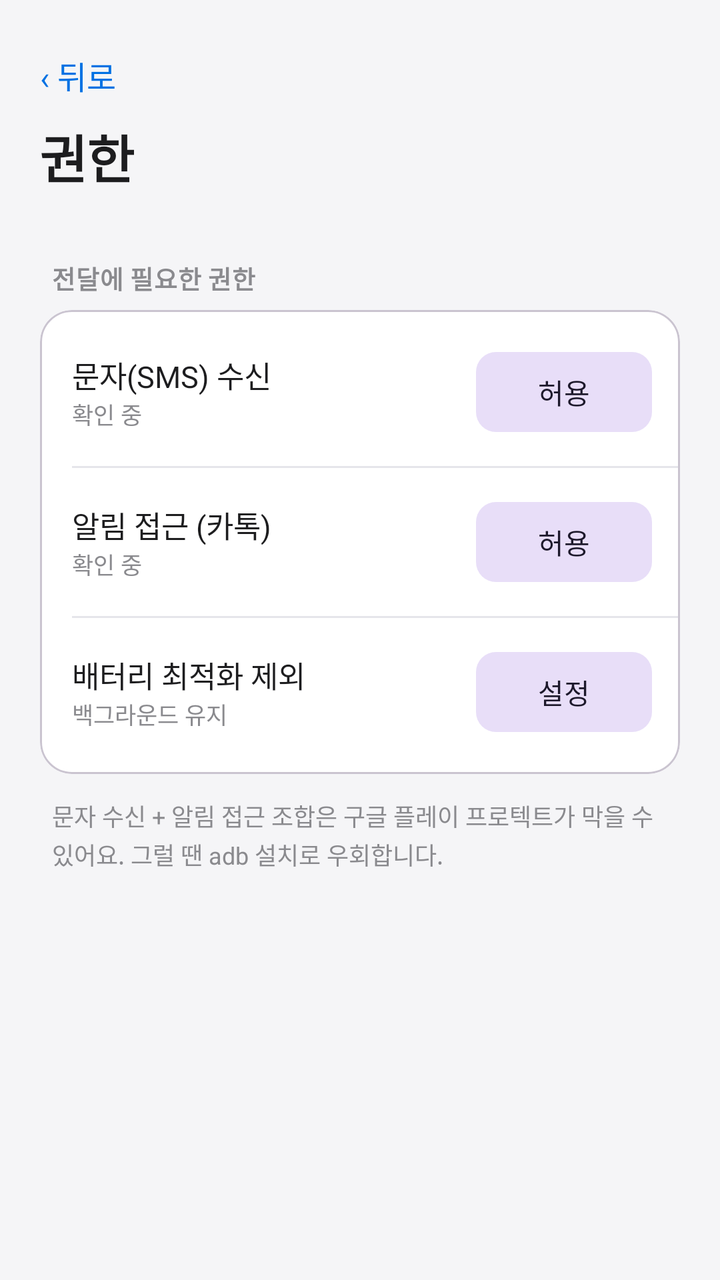
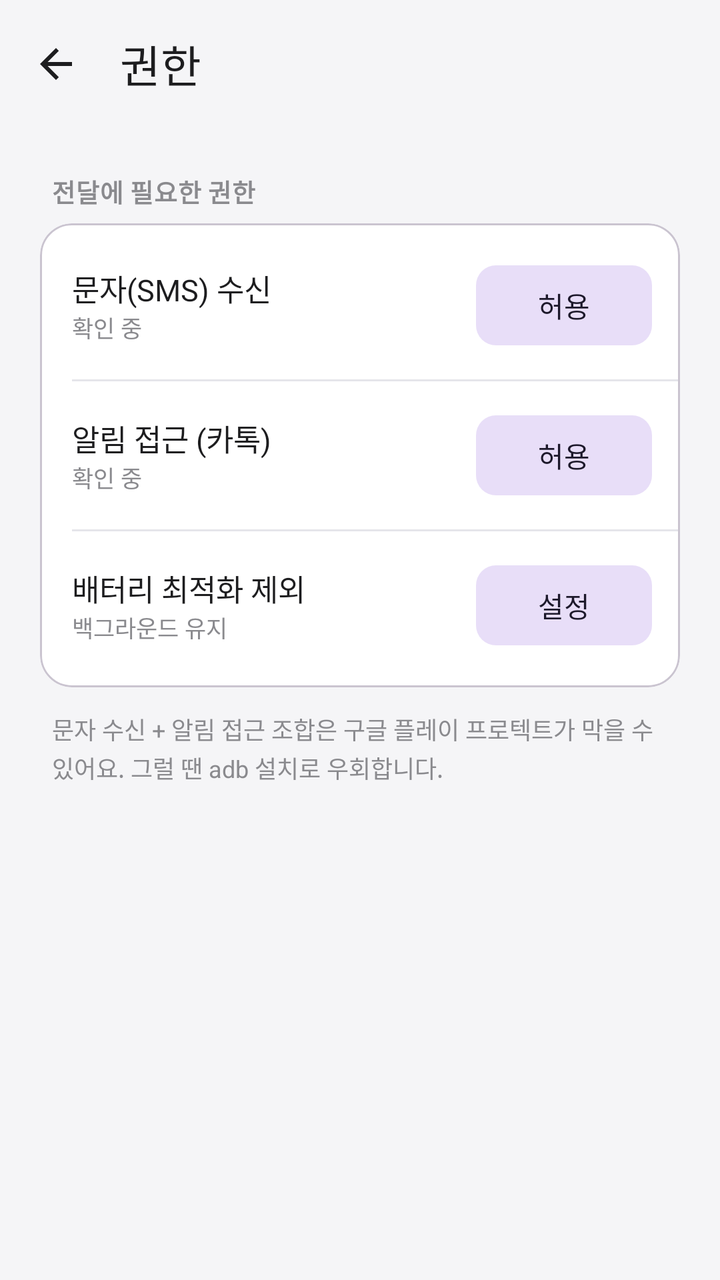

Compare the two renders of this Android layout. The source of the first and the diff that turns it into the second are given below.
<!-- AndroidManifest.xml: application theme Theme.OtpForwarder -->
<!-- res/layout/activity_permissions.xml -->
<?xml version="1.0" encoding="utf-8"?>
<ScrollView xmlns:android="http://schemas.android.com/apk/res/android"
    android:layout_width="match_parent"
    android:layout_height="match_parent"
    android:fillViewport="true"
    android:background="@color/bg">

    <LinearLayout
        android:layout_width="match_parent"
        android:layout_height="wrap_content"
        android:orientation="vertical"
        android:padding="20dp">

        <TextView android:id="@+id/btnBack" style="@style/BackButton" />
        <TextView style="@style/ScreenTitle" android:text="권한" />

        <TextView style="@style/SectionLabel" android:text="전달에 필요한 권한" />
        <com.google.android.material.card.MaterialCardView style="@style/Card">
            <LinearLayout
                android:layout_width="match_parent"
                android:layout_height="wrap_content"
                android:orientation="vertical"
                android:paddingTop="4dp"
                android:paddingBottom="4dp">

                
                <LinearLayout style="@style/NavRowContainer" android:clickable="false">
                    <LinearLayout style="@style/NavTextBox" android:layout_marginStart="0dp">
                        <TextView style="@style/RowTitle" android:text="문자(SMS) 수신" />
                        <TextView android:id="@+id/statusSms" style="@style/RowSub" android:text="확인 중" />
                    </LinearLayout>
                    <com.google.android.material.button.MaterialButton
                        android:id="@+id/btnPermSms"
                        style="@style/Widget.Material3.Button.TonalButton"
                        android:layout_width="wrap_content"
                        android:layout_height="wrap_content"
                        android:text="허용"
                        app:cornerRadius="10dp"
                        xmlns:app="http://schemas.android.com/apk/res-auto" />
                </LinearLayout>

                <View style="@style/NavDivider" android:layout_marginStart="16dp" />

                
                <LinearLayout style="@style/NavRowContainer" android:clickable="false">
                    <LinearLayout style="@style/NavTextBox" android:layout_marginStart="0dp">
                        <TextView style="@style/RowTitle" android:text="알림 접근 (카톡)" />
                        <TextView android:id="@+id/statusNoti" style="@style/RowSub" android:text="확인 중" />
                    </LinearLayout>
                    <com.google.android.material.button.MaterialButton
                        android:id="@+id/btnPermNoti"
                        style="@style/Widget.Material3.Button.TonalButton"
                        android:layout_width="wrap_content"
                        android:layout_height="wrap_content"
                        android:text="허용"
                        app:cornerRadius="10dp"
                        xmlns:app="http://schemas.android.com/apk/res-auto" />
                </LinearLayout>

                <View style="@style/NavDivider" android:layout_marginStart="16dp" />

                
                <LinearLayout style="@style/NavRowContainer" android:clickable="false">
                    <LinearLayout style="@style/NavTextBox" android:layout_marginStart="0dp">
                        <TextView style="@style/RowTitle" android:text="배터리 최적화 제외" />
                        <TextView android:id="@+id/statusBattery" style="@style/RowSub" android:text="백그라운드 유지" />
                    </LinearLayout>
                    <com.google.android.material.button.MaterialButton
                        android:id="@+id/btnPermBattery"
                        style="@style/Widget.Material3.Button.TonalButton"
                        android:layout_width="wrap_content"
                        android:layout_height="wrap_content"
                        android:text="설정"
                        app:cornerRadius="10dp"
                        xmlns:app="http://schemas.android.com/apk/res-auto" />
                </LinearLayout>
            </LinearLayout>
        </com.google.android.material.card.MaterialCardView>

        <TextView
            android:layout_width="match_parent"
            android:layout_height="wrap_content"
            android:text="문자 수신 + 알림 접근 조합은 구글 플레이 프로텍트가 막을 수 있어요. 그럴 땐 adb 설치로 우회합니다."
            android:textColor="@color/sub"
            android:textSize="12sp"
            android:lineSpacingExtra="2dp"
            android:paddingStart="6dp"
            android:paddingTop="12dp" />

    </LinearLayout>
</ScrollView>
<!-- resources referenced by this layout -->
<resources>
  <color name="bg">#F5F5F7</color>
  <color name="sub">#8A8A8E</color>
  <style name="BackButton">
          <item name="android:layout_width">wrap_content</item>
          <item name="android:layout_height">wrap_content</item>
          <item name="android:text">‹  뒤로</item>
          <item name="android:textColor">@color/accent</item>
          <item name="android:textSize">16sp</item>
          <item name="android:paddingTop">6dp</item>
          <item name="android:paddingBottom">10dp</item>
          <item name="android:paddingEnd">12dp</item>
          <item name="android:background">?attr/selectableItemBackgroundBorderless</item>
          <item name="android:clickable">true</item>
          <item name="android:focusable">true</item>
      </style>
  <style name="Card">
          <item name="cardBackgroundColor">@color/card</item>
          <item name="cardCornerRadius">16dp</item>
          <item name="cardElevation">0dp</item>
          <item name="android:layout_width">match_parent</item>
          <item name="android:layout_height">wrap_content</item>
      </style>
  <style name="NavDivider">
          <item name="android:layout_width">match_parent</item>
          <item name="android:layout_height">1dp</item>
          <item name="android:background">@color/hair</item>
          <item name="android:layout_marginStart">63dp</item>
      </style>
  <style name="NavTextBox">
          <item name="android:layout_width">0dp</item>
          <item name="android:layout_height">wrap_content</item>
          <item name="android:layout_weight">1</item>
          <item name="android:layout_marginStart">13dp</item>
          <item name="android:orientation">vertical</item>
      </style>
  <style name="RowSub">
          <item name="android:layout_width">wrap_content</item>
          <item name="android:layout_height">wrap_content</item>
          <item name="android:textColor">@color/sub</item>
          <item name="android:textSize">11.5sp</item>
      </style>
  <style name="RowTitle">
          <item name="android:layout_width">wrap_content</item>
          <item name="android:layout_height">wrap_content</item>
          <item name="android:textColor">@color/text</item>
          <item name="android:textSize">15sp</item>
      </style>
  <style name="ScreenTitle">
          <item name="android:layout_width">wrap_content</item>
          <item name="android:layout_height">wrap_content</item>
          <item name="android:textColor">@color/text</item>
          <item name="android:textSize">26sp</item>
          <item name="android:textStyle">bold</item>
          <item name="android:letterSpacing">-0.02</item>
          <item name="android:paddingBottom">14dp</item>
      </style>
  <style name="SectionLabel">
          <item name="android:layout_width">wrap_content</item>
          <item name="android:layout_height">wrap_content</item>
          <item name="android:textColor">@color/sub</item>
          <item name="android:textSize">12.5sp</item>
          <item name="android:textStyle">bold</item>
          <item name="android:letterSpacing">0.02</item>
          <item name="android:paddingStart">6dp</item>
          <item name="android:paddingBottom">7dp</item>
          <item name="android:paddingTop">18dp</item>
      </style>
  <style name="Theme.OtpForwarder" parent="Theme.Material3.Light.NoActionBar">
          <item name="colorPrimary">@color/accent</item>
          <item name="colorOnPrimary">@color/white</item>
          <item name="android:colorBackground">@color/bg</item>
          <item name="android:windowBackground">@color/bg</item>
          <item name="android:statusBarColor">@color/bg</item>
          <item name="android:navigationBarColor">@color/bg</item>
          <item name="android:windowLightStatusBar" tools:targetApi="m">true</item>
      </style>
  <color name="accent">#0071E3</color>
  <color name="card">#FFFFFF</color>
  <color name="hair">#E5E5EA</color>
  <color name="text">#1D1D1F</color>
  <color name="white">#FFFFFF</color>
  <!-- unchanged entries left out for length: 1 -->
</resources>

<!-- the commit's change to res/layout/activity_permissions.xml (unified diff, before → after) -->
@@ -1,91 +1,94 @@
 <?xml version="1.0" encoding="utf-8"?>
-<ScrollView xmlns:android="http://schemas.android.com/apk/res/android"
+<LinearLayout xmlns:android="http://schemas.android.com/apk/res/android"
+    xmlns:app="http://schemas.android.com/apk/res-auto"
+    android:id="@+id/root"
     android:layout_width="match_parent"
     android:layout_height="match_parent"
-    android:fillViewport="true"
+    android:orientation="vertical"
     android:background="@color/bg">
 
-    <LinearLayout
+    <com.google.android.material.appbar.MaterialToolbar
+        android:id="@+id/toolbar"
+        style="@style/TitleBar"
+        app:title="권한"
+        app:navigationIcon="@drawable/ic_back"
+        app:titleTextAppearance="@style/TextAppearance.Material3.TitleLarge" />
+
+    <ScrollView
         android:layout_width="match_parent"
-        android:layout_height="wrap_content"
-        android:orientation="vertical"
-        android:padding="20dp">
+        android:layout_height="0dp"
+        android:layout_weight="1"
+        android:fillViewport="true">
 
-        <TextView android:id="@+id/btnBack" style="@style/BackButton" />
-        <TextView style="@style/ScreenTitle" android:text="권한" />
+        <LinearLayout
+            android:layout_width="match_parent"
+            android:layout_height="wrap_content"
+            android:orientation="vertical"
+            android:paddingStart="20dp"
+            android:paddingEnd="20dp"
+            android:paddingTop="4dp"
+            android:paddingBottom="24dp">
 
-        <TextView style="@style/SectionLabel" android:text="전달에 필요한 권한" />
-        <com.google.android.material.card.MaterialCardView style="@style/Card">
-            <LinearLayout
+            <TextView style="@style/SectionLabel" android:text="전달에 필요한 권한" />
+            <com.google.android.material.card.MaterialCardView style="@style/Card">
+                <LinearLayout
+                    android:layout_width="match_parent"
+                    android:layout_height="wrap_content"
+                    android:orientation="vertical"
+                    android:paddingTop="4dp"
+                    android:paddingBottom="4dp">
+
+                    <LinearLayout style="@style/NavRowContainer" android:clickable="false">
+                        <LinearLayout style="@style/NavTextBox" android:layout_marginStart="0dp">
+                            <TextView style="@style/RowTitle" android:text="문자(SMS) 수신" />
+                            <TextView android:id="@+id/statusSms" style="@style/RowSub" android:text="확인 중" />
+                        </LinearLayout>
+                        <com.google.android.material.button.MaterialButton
+                            android:id="@+id/btnPermSms"
+                            style="@style/Widget.Material3.Button.TonalButton"
+                            android:layout_width="wrap_content" android:layout_height="wrap_content"
+                            android:text="허용" app:cornerRadius="10dp" />
+                    </LinearLayout>
+
+                    <View style="@style/NavDivider" android:layout_marginStart="16dp" />
+
+                    <LinearLayout style="@style/NavRowContainer" android:clickable="false">
+                        <LinearLayout style="@style/NavTextBox" android:layout_marginStart="0dp">
+                            <TextView style="@style/RowTitle" android:text="알림 접근 (카톡)" />
+                            <TextView android:id="@+id/statusNoti" style="@style/RowSub" android:text="확인 중" />
+                        </LinearLayout>
+                        <com.google.android.material.button.MaterialButton
+                            android:id="@+id/btnPermNoti"
+                            style="@style/Widget.Material3.Button.TonalButton"
+                            android:layout_width="wrap_content" android:layout_height="wrap_content"
+                            android:text="허용" app:cornerRadius="10dp" />
+                    </LinearLayout>
+
+                    <View style="@style/NavDivider" android:layout_marginStart="16dp" />
+
+                    <LinearLayout style="@style/NavRowContainer" android:clickable="false">
+                        <LinearLayout style="@style/NavTextBox" android:layout_marginStart="0dp">
+                            <TextView style="@style/RowTitle" android:text="배터리 최적화 제외" />
+                            <TextView android:id="@+id/statusBattery" style="@style/RowSub" android:text="백그라운드 유지" />
+                        </LinearLayout>
+                        <com.google.android.material.button.MaterialButton
+                            android:id="@+id/btnPermBattery"
+                            style="@style/Widget.Material3.Button.TonalButton"
+                            android:layout_width="wrap_content" android:layout_height="wrap_content"
+                            android:text="설정" app:cornerRadius="10dp" />
+                    </LinearLayout>
+                </LinearLayout>
+            </com.google.android.material.card.MaterialCardView>
+
+            <TextView
                 android:layout_width="match_parent"
                 android:layout_height="wrap_content"
-                android:orientation="vertical"
-                android:paddingTop="4dp"
-                android:paddingBottom="4dp">
-
-                
-                <LinearLayout style="@style/NavRowContainer" android:clickable="false">
-                    <LinearLayout style="@style/NavTextBox" android:layout_marginStart="0dp">
-                        <TextView style="@style/RowTitle" android:text="문자(SMS) 수신" />
-                        <TextView android:id="@+id/statusSms" style="@style/RowSub" android:text="확인 중" />
-                    </LinearLayout>
-                    <com.google.android.material.button.MaterialButton
-                        android:id="@+id/btnPermSms"
-                        style="@style/Widget.Material3.Button.TonalButton"
-                        android:layout_width="wrap_content"
-                        android:layout_height="wrap_content"
-                        android:text="허용"
-                        app:cornerRadius="10dp"
-                        xmlns:app="http://schemas.android.com/apk/res-auto" />
-                </LinearLayout>
-
-                <View style="@style/NavDivider" android:layout_marginStart="16dp" />
-
-                
-                <LinearLayout style="@style/NavRowContainer" android:clickable="false">
-                    <LinearLayout style="@style/NavTextBox" android:layout_marginStart="0dp">
-                        <TextView style="@style/RowTitle" android:text="알림 접근 (카톡)" />
-                        <TextView android:id="@+id/statusNoti" style="@style/RowSub" android:text="확인 중" />
-                    </LinearLayout>
-                    <com.google.android.material.button.MaterialButton
-                        android:id="@+id/btnPermNoti"
-                        style="@style/Widget.Material3.Button.TonalButton"
-                        android:layout_width="wrap_content"
-                        android:layout_height="wrap_content"
-                        android:text="허용"
-                        app:cornerRadius="10dp"
-                        xmlns:app="http://schemas.android.com/apk/res-auto" />
-                </LinearLayout>
-
-                <View style="@style/NavDivider" android:layout_marginStart="16dp" />
-
-                
-                <LinearLayout style="@style/NavRowContainer" android:clickable="false">
-                    <LinearLayout style="@style/NavTextBox" android:layout_marginStart="0dp">
-                        <TextView style="@style/RowTitle" android:text="배터리 최적화 제외" />
-                        <TextView android:id="@+id/statusBattery" style="@style/RowSub" android:text="백그라운드 유지" />
-                    </LinearLayout>
-                    <com.google.android.material.button.MaterialButton
-                        android:id="@+id/btnPermBattery"
-                        style="@style/Widget.Material3.Button.TonalButton"
-                        android:layout_width="wrap_content"
-                        android:layout_height="wrap_content"
-                        android:text="설정"
-                        app:cornerRadius="10dp"
-                        xmlns:app="http://schemas.android.com/apk/res-auto" />
-                </LinearLayout>
-            </LinearLayout>
-        </com.google.android.material.card.MaterialCardView>
-
-        <TextView
-            android:layout_width="match_parent"
-            android:layout_height="wrap_content"
-            android:text="문자 수신 + 알림 접근 조합은 구글 플레이 프로텍트가 막을 수 있어요. 그럴 땐 adb 설치로 우회합니다."
-            android:textColor="@color/sub"
-            android:textSize="12sp"
-            android:lineSpacingExtra="2dp"
-            android:paddingStart="6dp"
-            android:paddingTop="12dp" />
-
-    </LinearLayout>
-</ScrollView>
+                android:text="문자 수신 + 알림 접근 조합은 구글 플레이 프로텍트가 막을 수 있어요. 그럴 땐 adb 설치로 우회합니다."
+                android:textColor="@color/sub"
+                android:textSize="12sp"
+                android:lineSpacingExtra="2dp"
+                android:paddingStart="6dp"
+                android:paddingTop="12dp" />
+        </LinearLayout>
+    </ScrollView>
+</LinearLayout>
<!-- resource entries referenced after the edit -->
@@ -2,19 +2,14 @@
 <resources>
   <color name="bg">#F5F5F7</color>
   <color name="sub">#8A8A8E</color>
-  <style name="BackButton">
-          <item name="android:layout_width">wrap_content</item>
-          <item name="android:layout_height">wrap_content</item>
-          <item name="android:text">‹  뒤로</item>
-          <item name="android:textColor">@color/accent</item>
-          <item name="android:textSize">16sp</item>
-          <item name="android:paddingTop">6dp</item>
-          <item name="android:paddingBottom">10dp</item>
-          <item name="android:paddingEnd">12dp</item>
-          <item name="android:background">?attr/selectableItemBackgroundBorderless</item>
-          <item name="android:clickable">true</item>
-          <item name="android:focusable">true</item>
-      </style>
+  <!-- drawable ic_back (drawable) -->
+  <vector xmlns:android="http://schemas.android.com/apk/res/android"
+      android:width="24dp" android:height="24dp"
+      android:viewportWidth="24" android:viewportHeight="24"
+      android:tint="@color/text">
+      <path android:fillColor="@android:color/white"
+          android:pathData="M20,11H7.83l5.59,-5.59L12,4l-8,8 8,8 1.41,-1.41L7.83,13H20v-2z" />
+  </vector>
   <style name="Card">
           <item name="cardBackgroundColor">@color/card</item>
           <item name="cardCornerRadius">16dp</item>
@@ -47,15 +42,6 @@
           <item name="android:textColor">@color/text</item>
           <item name="android:textSize">15sp</item>
       </style>
-  <style name="ScreenTitle">
-          <item name="android:layout_width">wrap_content</item>
-          <item name="android:layout_height">wrap_content</item>
-          <item name="android:textColor">@color/text</item>
-          <item name="android:textSize">26sp</item>
-          <item name="android:textStyle">bold</item>
-          <item name="android:letterSpacing">-0.02</item>
-          <item name="android:paddingBottom">14dp</item>
-      </style>
   <style name="SectionLabel">
           <item name="android:layout_width">wrap_content</item>
           <item name="android:layout_height">wrap_content</item>
@@ -67,14 +53,22 @@
           <item name="android:paddingBottom">7dp</item>
           <item name="android:paddingTop">18dp</item>
       </style>
+  <style name="TitleBar">
+          <item name="android:layout_width">match_parent</item>
+          <item name="android:layout_height">?attr/actionBarSize</item>
+          <item name="android:background">@color/bg</item>
+          <item name="titleTextColor">@color/text</item>
+          <item name="titleCentered">false</item>
+      </style>
   <style name="Theme.OtpForwarder" parent="Theme.Material3.Light.NoActionBar">
           <item name="colorPrimary">@color/accent</item>
           <item name="colorOnPrimary">@color/white</item>
           <item name="android:colorBackground">@color/bg</item>
           <item name="android:windowBackground">@color/bg</item>
-          <item name="android:statusBarColor">@color/bg</item>
-          <item name="android:navigationBarColor">@color/bg</item>
+          <item name="android:statusBarColor">@android:color/transparent</item>
+          <item name="android:navigationBarColor">@android:color/transparent</item>
           <item name="android:windowLightStatusBar" tools:targetApi="m">true</item>
+          <item name="android:windowLightNavigationBar" tools:targetApi="o_mr1">true</item>
       </style>
   <color name="accent">#0071E3</color>
   <color name="card">#FFFFFF</color>
